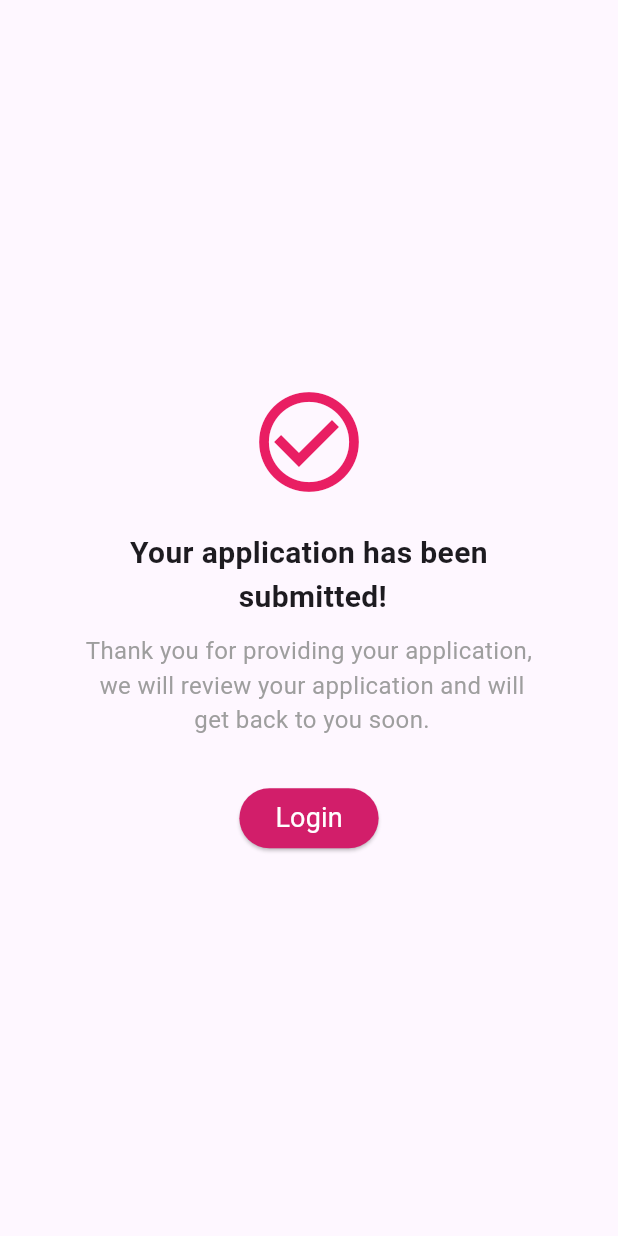
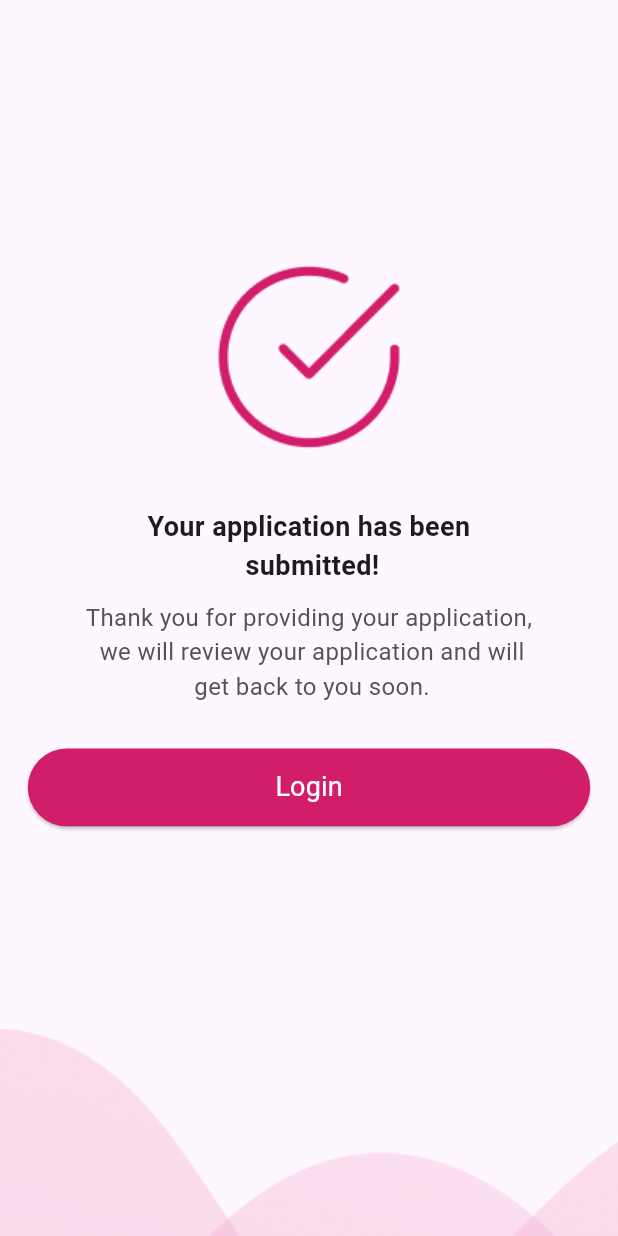
Before and after one commit to AhmedRasmy1/flowery_rider, a Flutter app: the SuccessApplyView screen opened by its route, on a phone screen of 412 x 824 dp. Run offline on Flutter 3.47's test engine with Material 3 defaults, Android fonts, the phone set to English and light mode, and no system bars; our stand-ins replace badges, bloc, cached_network_image, device_info_plus, dio, flutter_bloc and 14 more; accounts and stored records are empty; generated files the repository leaves out were written again.

Commit message:
feat: modified UI for successfully apply

```diff
--- a/lib/features/auth/presentation/pages/success_apply_view.dart
+++ b/lib/features/auth/presentation/pages/success_apply_view.dart
@@ -1,3 +1,4 @@
+import 'package:flowery_rider/core/functions/extenstions.dart';
 import 'package:flowery_rider/core/resources/color_manager.dart';
 import 'package:flowery_rider/core/resources/routes_manager.dart';
 import 'package:flutter/material.dart';
@@ -9,23 +10,19 @@ class SuccessApplyView extends StatelessWidget {
   Widget build(BuildContext context) {
     return Scaffold(
       body:Center(
-        child: Padding(
-          padding: const EdgeInsets.all(16.0),
         child: Column(
           mainAxisAlignment: MainAxisAlignment.center,
           children: [
-              Icon(
-                Icons.check_circle_outline,
-                color: Colors.pink,
-                size: 80,
-              ),
+            SizedBox(height: 158,),
+            Image.asset("assets/images/check-circle.png"),
+
             SizedBox(height: 20),
             Text(
               'Your application has been \n submitted!',
               textAlign: TextAlign.center,
               style: TextStyle(
-                  fontSize: 20,
-                  fontWeight: FontWeight.bold,
+                fontSize: 18,
+                fontWeight:FontWeight.w600,
               ),
             ),
             SizedBox(height: 10),
@@ -34,11 +31,15 @@ class SuccessApplyView extends StatelessWidget {
               textAlign: TextAlign.center,
               style: TextStyle(
                 fontSize: 16,
-                  color: Colors.grey,
+                fontWeight:FontWeight.w400,
+                color: ColorManager.grey,
               ),
             ),
             SizedBox(height: 30),
-              ElevatedButton(
+            SizedBox(
+              width: context.screenWidth * 0.91,
+              height: context.screenHeight * 0.063,
+              child: ElevatedButton(
                 onPressed: () {
 
                   Navigator.pushNamed(context, RoutesManager.loginView);
@@ -57,8 +58,12 @@ class SuccessApplyView extends StatelessWidget {
                   ),
                 ),
               ),
+            ),
+            Image.asset("assets/images/bgForSuccessfullyRegister.png",
+            fit: BoxFit.cover,
+            width: double.infinity,
+            ),
           ],
-          ),
         ),
       ),
     );
```
Also changed, not shown: assets/images/bgForSuccessfullyRegister.png (added), assets/images/check-circle.png (added). Lines whose indentation alone changed are shown as unchanged.
